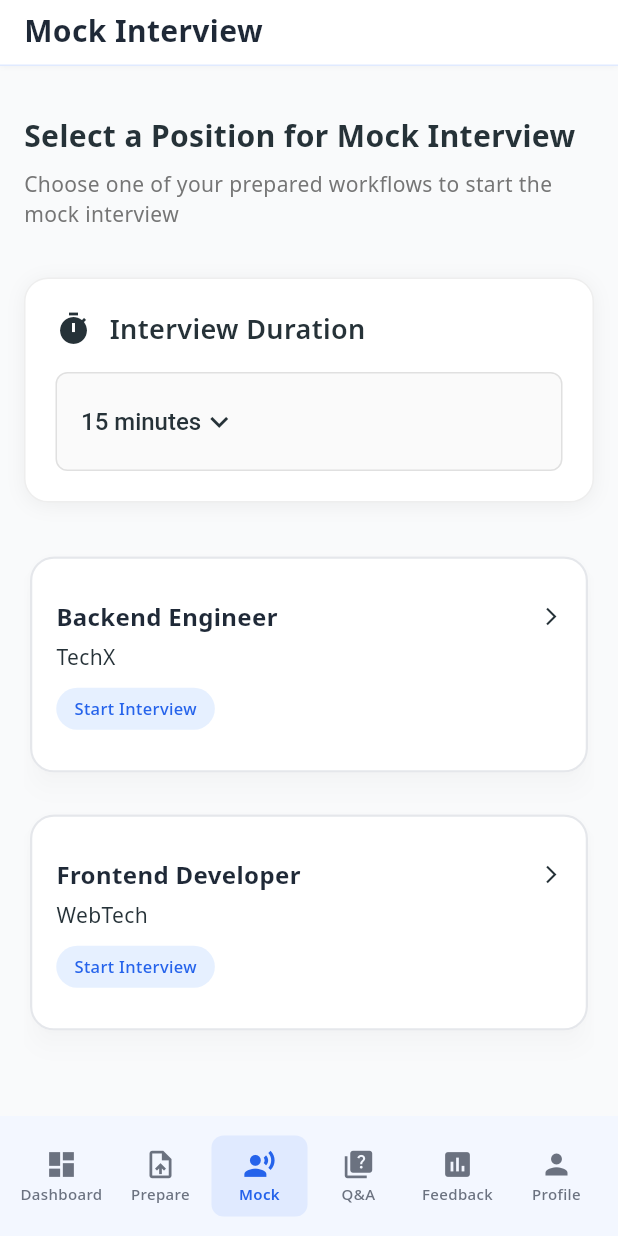
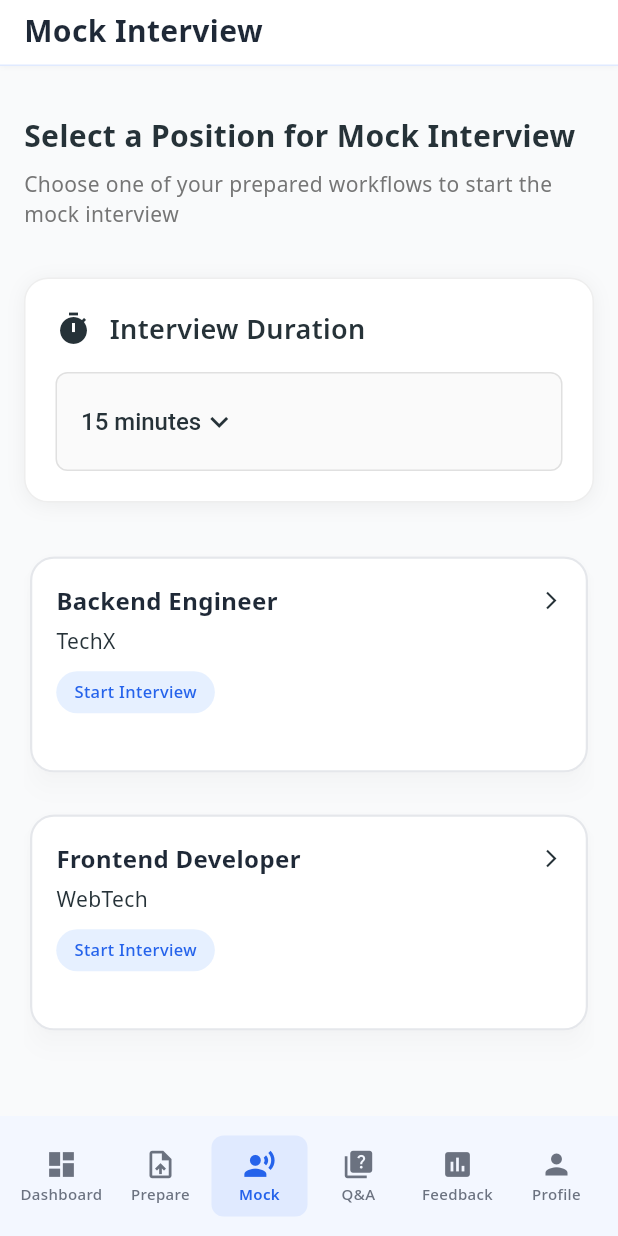
Before and after one commit to lydia-yan/Intelliview, a Flutter app: the screen it shows once a user with an empty profile is signed in, item 3 of the bottom bar chosen, on a phone screen of 412 x 824 dp. Run offline on Flutter 3.47's test engine with Material 3 defaults, Android fonts, the light colour scheme and no system bars; our stand-ins replace file_picker, firebase_auth, firebase_core, google_fonts, google_sign_in, shared_preferences; accounts and stored records are empty; network calls fail; statements that could not run were skipped.

Commit message:
fix: enhance responsive layout and text styling in dashboard and mock interview pages

```diff
--- a/frontend/mocker_web/lib/pages/mock_interview_page.dart
+++ b/frontend/mocker_web/lib/pages/mock_interview_page.dart
@@ -560,7 +560,7 @@ class _MockInterviewPageState extends State<MockInterviewPage> {
                             crossAxisCount: MediaQuery.of(context).size.width < 600 ? 1 : 3,
                             mainAxisSpacing: 20,
                             crossAxisSpacing: 20,
-                            childAspectRatio: MediaQuery.of(context).size.width < 600 ? 2.5 : 1.3,
+                            childAspectRatio: MediaQuery.of(context).size.width < 600 ? 2.5 : 1.1,
                           ),
                           itemCount: _availableWorkflows.length,
                           itemBuilder: (context, index) {
@@ -1763,7 +1763,8 @@ class _WorkflowCard extends StatelessWidget {
               padding: EdgeInsets.all(MediaQuery.of(context).size.width < 600 ? 16 : 20),
               child: Column(
                 crossAxisAlignment: CrossAxisAlignment.start,
-                mainAxisAlignment: MainAxisAlignment.center,
+                mainAxisAlignment: MainAxisAlignment.start,
+                mainAxisSize: MainAxisSize.min,
                 children: [
                   Row(
                     children: [
```
Also changed, not shown: frontend/mocker_web/lib/pages/dashboard_page.dart (+18 -11 lines).
